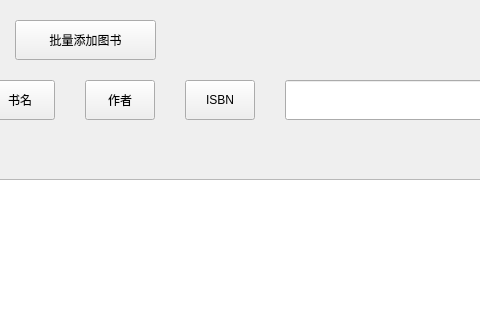
adventurer-w/Books-Management-System, file BMS/view/adminbookmanagement.ui: the form before one commit; both pictures show x 265 to 745 and y 0 to 320 of the 1300 by 900 pixel window.
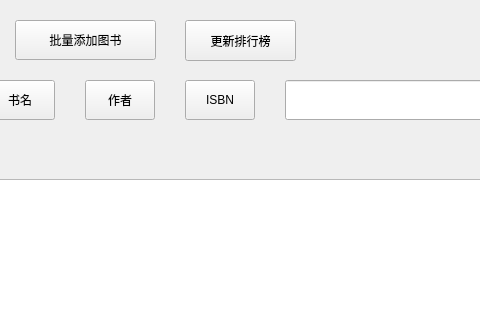
The form after the commit.

Diff of the .ui file:
```diff
--- a/BMS/view/adminbookmanagement.ui
+++ b/BMS/view/adminbookmanagement.ui
@@ -276,6 +276,19 @@
     <string>批量添加图书</string>
    </property>
   </widget>
+  <widget class="QPushButton" name="pushButton">
+   <property name="geometry">
+    <rect>
+     <x>450</x>
+     <y>20</y>
+     <width>111</width>
+     <height>41</height>
+    </rect>
+   </property>
+   <property name="text">
+    <string>更新排行榜</string>
+   </property>
+  </widget>
  </widget>
  <resources/>
  <connections/>
```
